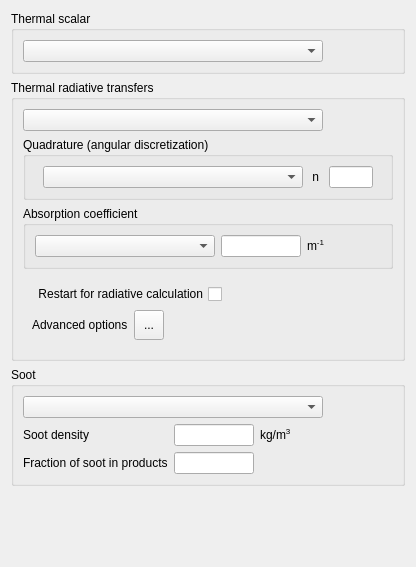
code-saturne/code_saturne, file gui/Pages/ThermalForm.ui: the form before one commit.
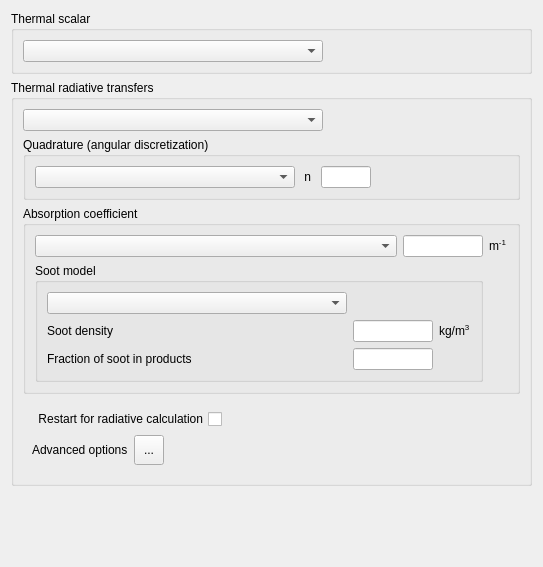
The form after the commit. Icons and pictures are not drawn.

Commit message: [GUI] Move soot model box inside radiative transfer absorption section.

The edit to the form file:
```diff
--- a/gui/Pages/ThermalForm.ui
+++ b/gui/Pages/ThermalForm.ui
@@ -6,7 +6,7 @@
    <rect>
     <x>0</x>
     <y>0</y>
-    <width>416</width>
+    <width>429</width>
     <height>567</height>
    </rect>
   </property>
@@ -74,130 +74,6 @@
      </layout>
     </widget>
    </item>
-   <item row="2" column="0">
-    <widget class="QGroupBox" name="groupBoxSoot">
-     <property name="toolTip">
-      <string>&lt;html&gt;&lt;head/&gt;&lt;body&gt;&lt;p&gt;&lt;span style=&quot; font-size:9pt;&quot;&gt;Select the soot model and the corresponding parameters.&lt;/span&gt;&lt;/p&gt;&lt;p&gt;&lt;span style=&quot; font-size:9pt;&quot;&gt;(code_saturne key words: &lt;/span&gt;&lt;span style=&quot; font-size:9pt; font-weight:600;&quot;&gt;ISOOT&lt;/span&gt;&lt;span style=&quot; font-size:9pt;&quot;&gt;, &lt;/span&gt;&lt;span style=&quot; font-size:9pt; font-weight:600;&quot;&gt;rosoot &lt;/span&gt;&lt;span style=&quot; font-size:9pt;&quot;&gt;and&lt;/span&gt;&lt;span style=&quot; font-size:9pt; font-weight:600;&quot;&gt; xsoot&lt;/span&gt;&lt;span style=&quot; font-size:9pt;&quot;&gt;)&lt;/span&gt;&lt;/p&gt;&lt;/body&gt;&lt;/html&gt;</string>
-     </property>
-     <property name="title">
-      <string>Soot</string>
-     </property>
-     <property name="flat">
-      <bool>false</bool>
-     </property>
-     <property name="checkable">
-      <bool>false</bool>
-     </property>
-     <property name="checked">
-      <bool>false</bool>
-     </property>
-     <layout class="QGridLayout" name="_3">
-      <property name="leftMargin">
-       <number>9</number>
-      </property>
-      <property name="horizontalSpacing">
-       <number>6</number>
-      </property>
-      <item row="1" column="0">
-       <layout class="QGridLayout" name="gridLayoutSoot">
-        <item row="1" column="0">
-         <widget class="QLabel" name="labelSootFraction">
-          <property name="text">
-           <string>Fraction of soot in products</string>
-          </property>
-         </widget>
-        </item>
-        <item row="1" column="1">
-         <widget class="QLineEdit" name="lineEditSootFraction">
-          <property name="maximumSize">
-           <size>
-            <width>80</width>
-            <height>16777215</height>
-           </size>
-          </property>
-          <property name="toolTip">
-           <string>&lt;html&gt;&lt;head/&gt;&lt;body&gt;&lt;p&gt;&lt;span style=&quot; font-size:9pt;&quot;&gt;The soot fraction is a constant fraction of product&lt;/span&gt;&lt;/p&gt;&lt;p&gt;&lt;span style=&quot; font-size:9pt;&quot;&gt;(code_saturne key words: &lt;/span&gt;&lt;span style=&quot; font-size:9pt; font-weight:600;&quot;&gt;xsoot&lt;/span&gt;&lt;span style=&quot; font-size:9pt;&quot;&gt;)&lt;/span&gt;&lt;/p&gt;&lt;/body&gt;&lt;/html&gt;</string>
-          </property>
-         </widget>
-        </item>
-        <item row="0" column="0">
-         <widget class="QLabel" name="labelSootDensity">
-          <property name="text">
-           <string>Soot density</string>
-          </property>
-         </widget>
-        </item>
-        <item row="0" column="1">
-         <widget class="QLineEdit" name="lineEditSootDensity">
-          <property name="maximumSize">
-           <size>
-            <width>80</width>
-            <height>16777215</height>
-           </size>
-          </property>
-          <property name="toolTip">
-           <string>&lt;html&gt;&lt;head/&gt;&lt;body&gt;&lt;p&gt;&lt;span style=&quot; font-size:9pt;&quot;&gt;Density of soot&lt;/span&gt;&lt;/p&gt;&lt;p&gt;&lt;span style=&quot; font-size:9pt;&quot;&gt;(code_saturne key words: &lt;/span&gt;&lt;span style=&quot; font-size:9pt; font-weight:600;&quot;&gt;rosoot&lt;/span&gt;&lt;span style=&quot; font-size:9pt;&quot;&gt;)&lt;/span&gt;&lt;/p&gt;&lt;/body&gt;&lt;/html&gt;</string>
-          </property>
-         </widget>
-        </item>
-        <item row="0" column="2">
-         <widget class="QLabel" name="label_4">
-          <property name="text">
-           <string>&lt;html&gt;&lt;head/&gt;&lt;body&gt;&lt;p&gt;kg/m&lt;span style=&quot; vertical-align:super;&quot;&gt;3&lt;/span&gt;&lt;/p&gt;&lt;/body&gt;&lt;/html&gt;</string>
-          </property>
-         </widget>
-        </item>
-        <item row="0" column="3">
-         <spacer name="horizontalSpacer">
-          <property name="orientation">
-           <enum>Qt::Horizontal</enum>
-          </property>
-          <property name="sizeHint" stdset="0">
-           <size>
-            <width>40</width>
-            <height>20</height>
-           </size>
-          </property>
-         </spacer>
-        </item>
-       </layout>
-      </item>
-      <item row="0" column="0">
-       <layout class="QHBoxLayout" name="_5">
-        <item>
-         <widget class="QComboBox" name="comboBoxSoot">
-          <property name="minimumSize">
-           <size>
-            <width>300</width>
-            <height>0</height>
-           </size>
-          </property>
-          <property name="toolTip">
-           <string>&lt;html&gt;&lt;head/&gt;&lt;body&gt;&lt;p&gt;&lt;span style=&quot; font-size:9pt;&quot;&gt;Select the soot model.&lt;/span&gt;&lt;/p&gt;&lt;p&gt;&lt;span style=&quot; font-size:9pt;&quot;&gt;(code_saturne key words: &lt;/span&gt;&lt;span style=&quot; font-size:9pt; font-weight:600;&quot;&gt;ISOOT&lt;/span&gt;&lt;span style=&quot; font-size:9pt;&quot;&gt;)&lt;/span&gt;&lt;/p&gt;&lt;/body&gt;&lt;/html&gt;</string>
-          </property>
-          <property name="statusTip">
-           <string>Select the thermal scalar</string>
-          </property>
-         </widget>
-        </item>
-        <item>
-         <spacer>
-          <property name="orientation">
-           <enum>Qt::Horizontal</enum>
-          </property>
-          <property name="sizeHint" stdset="0">
-           <size>
-            <width>16</width>
-            <height>20</height>
-           </size>
-          </property>
-         </spacer>
-        </item>
-       </layout>
-      </item>
-     </layout>
-    </widget>
-   </item>
    <item row="3" column="0">
     <spacer>
      <property name="orientation">
@@ -259,7 +135,7 @@
          <bool>true</bool>
         </property>
         <layout class="QGridLayout" name="gridLayout_2">
-         <item row="0" column="3">
+         <item row="0" column="2">
           <widget class="QLineEdit" name="lineEditNdirec">
            <property name="maximumSize">
             <size>
@@ -272,20 +148,7 @@
            </property>
           </widget>
          </item>
-         <item row="0" column="0">
-          <spacer name="horizontalSpacer_7">
-           <property name="orientation">
-            <enum>Qt::Horizontal</enum>
-           </property>
-           <property name="sizeHint" stdset="0">
-            <size>
-             <width>13</width>
-             <height>20</height>
-            </size>
-           </property>
-          </spacer>
-         </item>
-         <item row="0" column="2">
+         <item row="0" column="1">
           <widget class="QLabel" name="label_2">
            <property name="toolTip">
             <string>&lt;html&gt;&lt;head/&gt;&lt;body&gt;&lt;p&gt;&lt;span style=&quot; font-size:9pt;&quot;&gt;Select the number of directions for angular discretisation.&lt;/span&gt;&lt;/p&gt;&lt;p&gt;&lt;span style=&quot; font-size:9pt;&quot;&gt;(code_saturne key words: &lt;/span&gt;&lt;span style=&quot; font-size:9pt; font-weight:600;&quot;&gt;i_quadrature&lt;/span&gt;&lt;span style=&quot; font-size:9pt;&quot;&gt;)&lt;/span&gt;&lt;/p&gt;&lt;/body&gt;&lt;/html&gt;</string>
@@ -295,7 +158,7 @@
            </property>
           </widget>
          </item>
-         <item row="0" column="4">
+         <item row="0" column="3">
           <spacer name="horizontalSpacer_8">
            <property name="orientation">
             <enum>Qt::Horizontal</enum>
@@ -308,7 +171,7 @@
            </property>
           </spacer>
          </item>
-         <item row="0" column="1">
+         <item row="0" column="0">
           <widget class="QComboBox" name="comboBoxQuadrature">
            <property name="minimumSize">
             <size>
@@ -385,6 +248,123 @@
            </property>
           </widget>
          </item>
+         <item row="1" column="0" colspan="2">
+          <widget class="QGroupBox" name="groupBoxSoot">
+           <property name="sizePolicy">
+            <sizepolicy hsizetype="MinimumExpanding" vsizetype="MinimumExpanding">
+             <horstretch>0</horstretch>
+             <verstretch>0</verstretch>
+            </sizepolicy>
+           </property>
+           <property name="toolTip">
+            <string>&lt;html&gt;&lt;head/&gt;&lt;body&gt;&lt;p&gt;&lt;span style=&quot; font-size:9pt;&quot;&gt;Select the soot model and the corresponding parameters.&lt;/span&gt;&lt;/p&gt;&lt;p&gt;&lt;span style=&quot; font-size:9pt;&quot;&gt;(code_saturne key words: &lt;/span&gt;&lt;span style=&quot; font-size:9pt; font-weight:600;&quot;&gt;ISOOT&lt;/span&gt;&lt;span style=&quot; font-size:9pt;&quot;&gt;, &lt;/span&gt;&lt;span style=&quot; font-size:9pt; font-weight:600;&quot;&gt;rosoot &lt;/span&gt;&lt;span style=&quot; font-size:9pt;&quot;&gt;and&lt;/span&gt;&lt;span style=&quot; font-size:9pt; font-weight:600;&quot;&gt; xsoot&lt;/span&gt;&lt;span style=&quot; font-size:9pt;&quot;&gt;)&lt;/span&gt;&lt;/p&gt;&lt;/body&gt;&lt;/html&gt;</string>
+           </property>
+           <property name="title">
+            <string>Soot model</string>
+           </property>
+           <property name="flat">
+            <bool>false</bool>
+           </property>
+           <property name="checkable">
+            <bool>false</bool>
+           </property>
+           <property name="checked">
+            <bool>false</bool>
+           </property>
+           <layout class="QGridLayout" name="_3">
+            <property name="leftMargin">
+             <number>9</number>
+            </property>
+            <property name="horizontalSpacing">
+             <number>6</number>
+            </property>
+            <item row="2" column="1">
+             <widget class="QLineEdit" name="lineEditSootFraction">
+              <property name="minimumSize">
+               <size>
+                <width>0</width>
+                <height>0</height>
+               </size>
+              </property>
+              <property name="maximumSize">
+               <size>
+                <width>80</width>
+                <height>16777215</height>
+               </size>
+              </property>
+              <property name="toolTip">
+               <string>&lt;html&gt;&lt;head/&gt;&lt;body&gt;&lt;p&gt;&lt;span style=&quot; font-size:9pt;&quot;&gt;The soot fraction is a constant fraction of product&lt;/span&gt;&lt;/p&gt;&lt;p&gt;&lt;span style=&quot; font-size:9pt;&quot;&gt;(code_saturne key words: &lt;/span&gt;&lt;span style=&quot; font-size:9pt; font-weight:600;&quot;&gt;xsoot&lt;/span&gt;&lt;span style=&quot; font-size:9pt;&quot;&gt;)&lt;/span&gt;&lt;/p&gt;&lt;/body&gt;&lt;/html&gt;</string>
+              </property>
+             </widget>
+            </item>
+            <item row="0" column="0">
+             <widget class="QComboBox" name="comboBoxSoot">
+              <property name="minimumSize">
+               <size>
+                <width>300</width>
+                <height>0</height>
+               </size>
+              </property>
+              <property name="toolTip">
+               <string>&lt;html&gt;&lt;head/&gt;&lt;body&gt;&lt;p&gt;&lt;span style=&quot; font-size:9pt;&quot;&gt;Select the soot model.&lt;/span&gt;&lt;/p&gt;&lt;p&gt;&lt;span style=&quot; font-size:9pt;&quot;&gt;(code_saturne key words: &lt;/span&gt;&lt;span style=&quot; font-size:9pt; font-weight:600;&quot;&gt;ISOOT&lt;/span&gt;&lt;span style=&quot; font-size:9pt;&quot;&gt;)&lt;/span&gt;&lt;/p&gt;&lt;/body&gt;&lt;/html&gt;</string>
+              </property>
+              <property name="statusTip">
+               <string>Select the thermal scalar</string>
+              </property>
+             </widget>
+            </item>
+            <item row="1" column="1">
+             <widget class="QLineEdit" name="lineEditSootDensity">
+              <property name="minimumSize">
+               <size>
+                <width>50</width>
+                <height>0</height>
+               </size>
+              </property>
+              <property name="maximumSize">
+               <size>
+                <width>80</width>
+                <height>16777215</height>
+               </size>
+              </property>
+              <property name="toolTip">
+               <string>&lt;html&gt;&lt;head/&gt;&lt;body&gt;&lt;p&gt;&lt;span style=&quot; font-size:9pt;&quot;&gt;Density of soot&lt;/span&gt;&lt;/p&gt;&lt;p&gt;&lt;span style=&quot; font-size:9pt;&quot;&gt;(code_saturne key words: &lt;/span&gt;&lt;span style=&quot; font-size:9pt; font-weight:600;&quot;&gt;rosoot&lt;/span&gt;&lt;span style=&quot; font-size:9pt;&quot;&gt;)&lt;/span&gt;&lt;/p&gt;&lt;/body&gt;&lt;/html&gt;</string>
+              </property>
+             </widget>
+            </item>
+            <item row="1" column="2">
+             <widget class="QLabel" name="label_4">
+              <property name="text">
+               <string>&lt;html&gt;&lt;head/&gt;&lt;body&gt;&lt;p&gt;kg/m&lt;span style=&quot; vertical-align:super;&quot;&gt;3&lt;/span&gt;&lt;/p&gt;&lt;/body&gt;&lt;/html&gt;</string>
+              </property>
+             </widget>
+            </item>
+            <item row="2" column="0">
+             <widget class="QLabel" name="labelSootFraction">
+              <property name="lineWidth">
+               <number>1</number>
+              </property>
+              <property name="text">
+               <string>Fraction of soot in products</string>
+              </property>
+             </widget>
+            </item>
+            <item row="1" column="0">
+             <widget class="QLabel" name="labelSootDensity">
+              <property name="sizePolicy">
+               <sizepolicy hsizetype="MinimumExpanding" vsizetype="Fixed">
+                <horstretch>0</horstretch>
+                <verstretch>0</verstretch>
+               </sizepolicy>
+              </property>
+              <property name="text">
+               <string>Soot density</string>
+              </property>
+             </widget>
+            </item>
+           </layout>
+          </widget>
+         </item>
         </layout>
        </widget>
       </item>
```
